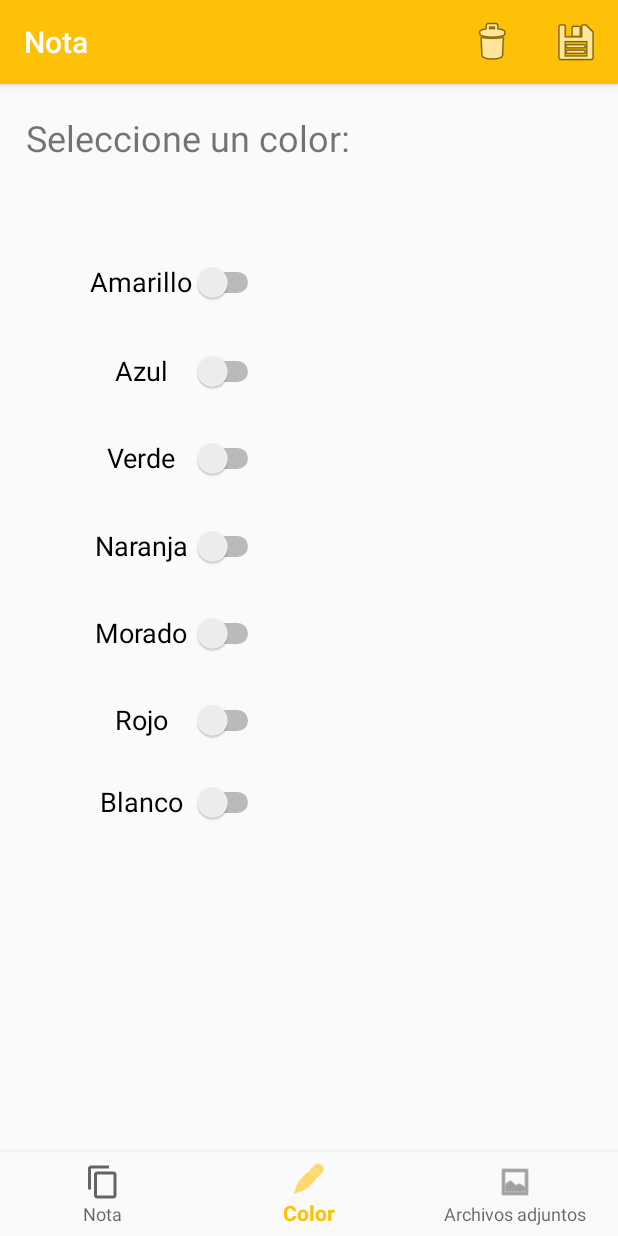
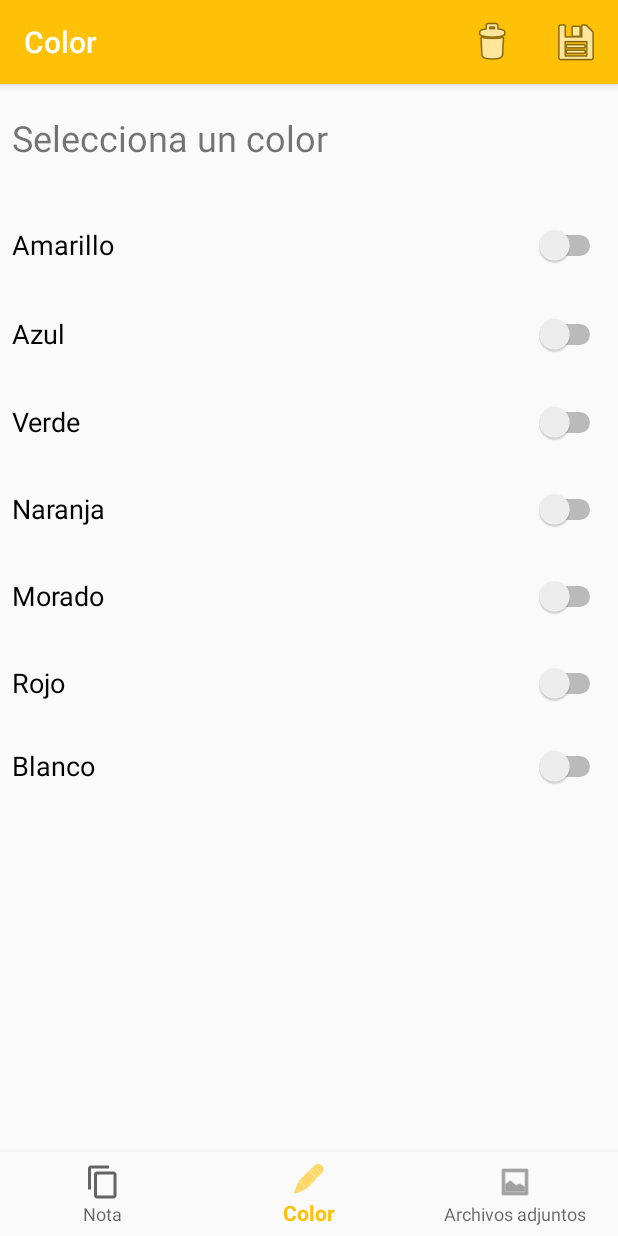
Before and after one commit to GomezIvann/SDM-KeepYourNotes, an Android app: the CrearNota screen opened directly, with no data from a screen before it, item 2 of the bottom bar chosen, on a phone screen of 412 x 824 dp. Run offline under Robolectric (Android 15) with nearby library versions, the phone set to English and light mode, and no system bars.

Commit message:
Cambios esteticos

```diff
--- a/app/src/main/java/com/example/ivan/proyectosdm/CreacionNotas/CrearNota.java
+++ b/app/src/main/java/com/example/ivan/proyectosdm/CreacionNotas/CrearNota.java
@@ -11,6 +11,7 @@ import android.view.View;
 import android.widget.TextView;
 import android.widget.Toast;
 
+import com.example.ivan.proyectosdm.Notas.Nota;
 import com.example.ivan.proyectosdm.R;
 
 public class CrearNota extends AppCompatActivity {
@@ -57,13 +58,15 @@ public class CrearNota extends AppCompatActivity {
                     fragmentTransaction1.commit();
                     return true;
                 case R.id.navigation_color:
+                    setTitle("Color");
                     FragmentTransaction fragmentTransaction2 = getSupportFragmentManager().beginTransaction();
-                    fragmentTransaction2.replace(R.id.frame, fragment2,"Nota" );
+                    fragmentTransaction2.replace(R.id.frame, fragment2,"Color" );
                     fragmentTransaction2.commit();
                     return true;
                 case R.id.navigation_adjunto:
+                    setTitle("Adjunto");
                     FragmentTransaction fragmentTransaction3 = getSupportFragmentManager().beginTransaction();
-                    fragmentTransaction3.replace(R.id.frame, fragment3,"Nota" );
+                    fragmentTransaction3.replace(R.id.frame, fragment3,"Adjunto" );
                     fragmentTransaction3.commit();
                     return true;
             }
--- a/app/src/main/java/com/example/ivan/proyectosdm/CreacionNotas/FragmentTituloContenido.java
+++ b/app/src/main/java/com/example/ivan/proyectosdm/CreacionNotas/FragmentTituloContenido.java
@@ -10,6 +10,7 @@ import android.view.View;
 import android.view.ViewGroup;
 import android.widget.EditText;
 
+import com.example.ivan.proyectosdm.Notas.Nota;
 import com.example.ivan.proyectosdm.R;
 
 /**
--- a/app/src/main/java/com/example/ivan/proyectosdm/MainActivity.java
+++ b/app/src/main/java/com/example/ivan/proyectosdm/MainActivity.java
@@ -39,8 +39,8 @@ public class MainActivity extends AppCompatActivity {
     private ArrayList<Nota> dataset() {
         //Notas de prueba: aquí se haría la lectura de la bbdd
         ArrayList<Nota> datos = new ArrayList<Nota>();
-        datos.add(new Nota("Ejemplo1", "Contenido de ejemplo"));
-        datos.add(new Nota("Ejemplo2", "Contenido de ejemplo 2"));
+        datos.add(new Nota("Ejemplo1", "Contenido de ejemplo",""));
+        datos.add(new Nota("Ejemplo2", "Contenido de ejemplo 2",""));
         return datos;
     }
 
--- a/app/src/main/res/layout/fragment_color.xml
+++ b/app/src/main/res/layout/fragment_color.xml
@@ -10,7 +10,7 @@
 
     <TextView
         android:id="@+id/textView4"
-        android:layout_width="wrap_content"
+        android:layout_width="0dp"
         android:layout_height="wrap_content"
         android:layout_marginStart="8dp"
         android:layout_marginTop="8dp"
@@ -27,33 +27,33 @@
 
     <Switch
         android:id="@+id/switchAmarillo"
-        android:layout_width="116dp"
+        android:layout_width="0dp"
         android:layout_height="40dp"
         android:layout_marginStart="8dp"
         android:layout_marginTop="8dp"
         android:layout_marginEnd="8dp"
         android:layout_marginBottom="18dp"
         android:text="@string/amarillo"
-        android:textAlignment="center"
+        android:textAlignment="viewStart"
         android:textColorLink="@android:color/holo_blue_dark"
         android:textSize="18sp"
         android:theme="@style/switchAmarillo"
         app:layout_constraintBottom_toBottomOf="parent"
         app:layout_constraintEnd_toEndOf="parent"
-        app:layout_constraintHorizontal_bias="0.186"
+        app:layout_constraintHorizontal_bias="0.0"
         app:layout_constraintStart_toStartOf="parent"
         app:layout_constraintTop_toTopOf="parent"
-        app:layout_constraintVertical_bias="0.161" />
+        app:layout_constraintVertical_bias="0.123" />
 
     <Switch
         android:id="@+id/switchAzul"
-        android:layout_width="116dp"
+        android:layout_width="0dp"
         android:layout_height="40dp"
         android:layout_marginTop="8dp"
         android:layout_marginEnd="8dp"
         android:layout_marginBottom="18dp"
         android:text="@string/azul"
-        android:textAlignment="center"
+        android:textAlignment="viewStart"
         android:textSize="18sp"
         android:theme="@style/switchAzul"
         app:layout_constraintBottom_toBottomOf="parent"
@@ -61,17 +61,17 @@
         app:layout_constraintHorizontal_bias="0.0"
         app:layout_constraintStart_toStartOf="@+id/switchAmarillo"
         app:layout_constraintTop_toTopOf="parent"
-        app:layout_constraintVertical_bias="0.253" />
+        app:layout_constraintVertical_bias="0.215" />
 
     <Switch
         android:id="@+id/switchVerde"
-        android:layout_width="116dp"
+        android:layout_width="0dp"
         android:layout_height="40dp"
         android:layout_marginTop="8dp"
         android:layout_marginEnd="8dp"
         android:layout_marginBottom="18dp"
         android:text="@string/verde"
-        android:textAlignment="center"
+        android:textAlignment="viewStart"
         android:textSize="18sp"
         android:theme="@style/switchVerde"
         app:layout_constraintBottom_toBottomOf="parent"
@@ -79,17 +79,17 @@
         app:layout_constraintHorizontal_bias="0.0"
         app:layout_constraintStart_toStartOf="@+id/switchAzul"
         app:layout_constraintTop_toTopOf="parent"
-        app:layout_constraintVertical_bias="0.343" />
+        app:layout_constraintVertical_bias="0.305" />
 
     <Switch
         android:id="@+id/switchNaranja"
-        android:layout_width="116dp"
+        android:layout_width="0dp"
         android:layout_height="40dp"
         android:layout_marginTop="8dp"
         android:layout_marginEnd="8dp"
         android:layout_marginBottom="18dp"
         android:text="@string/naranja"
-        android:textAlignment="center"
+        android:textAlignment="viewStart"
         android:textSize="18sp"
         android:theme="@style/switchNaranja"
         app:layout_constraintBottom_toBottomOf="parent"
@@ -97,17 +97,17 @@
         app:layout_constraintHorizontal_bias="0.0"
         app:layout_constraintStart_toStartOf="@+id/switchVerde"
         app:layout_constraintTop_toTopOf="parent"
-        app:layout_constraintVertical_bias="0.433" />
+        app:layout_constraintVertical_bias="0.395" />
 
     <Switch
         android:id="@+id/switchMorado"
-        android:layout_width="116dp"
+        android:layout_width="0dp"
         android:layout_height="40dp"
         android:layout_marginTop="8dp"
         android:layout_marginEnd="8dp"
         android:layout_marginBottom="18dp"
         android:text="@string/morado"
-        android:textAlignment="center"
+        android:textAlignment="viewStart"
         android:textSize="18sp"
         android:theme="@style/switchMorado"
         app:layout_constraintBottom_toBottomOf="parent"
@@ -115,17 +115,17 @@
         app:layout_constraintHorizontal_bias="0.0"
         app:layout_constraintStart_toStartOf="@+id/switchNaranja"
         app:layout_constraintTop_toTopOf="parent"
-        app:layout_constraintVertical_bias="0.523" />
+        app:layout_constraintVertical_bias="0.485" />
 
     <Switch
         android:id="@+id/switchRojo"
-        android:layout_width="116dp"
+        android:layout_width="0dp"
         android:layout_height="40dp"
         android:layout_marginTop="8dp"
         android:layout_marginEnd="8dp"
         android:layout_marginBottom="19dp"
         android:text="@string/rojo"
-        android:textAlignment="center"
+        android:textAlignment="viewStart"
         android:textSize="18sp"
         android:theme="@style/switchRojo"
         app:layout_constraintBottom_toBottomOf="parent"
@@ -133,18 +133,18 @@
         app:layout_constraintHorizontal_bias="0.0"
         app:layout_constraintStart_toStartOf="@+id/switchMorado"
         app:layout_constraintTop_toTopOf="parent"
-        app:layout_constraintVertical_bias="0.614" />
+        app:layout_constraintVertical_bias="0.576" />
 
     <Switch
         android:id="@+id/switchBlanco"
-        android:layout_width="116dp"
+        android:layout_width="0dp"
         android:layout_height="40dp"
         android:layout_marginTop="8dp"
         android:layout_marginEnd="8dp"
         android:layout_marginBottom="8dp"
         android:shadowColor="@color/cardview_dark_background"
         android:text="@string/blanco"
-        android:textAlignment="center"
+        android:textAlignment="viewStart"
         android:textSize="18sp"
         android:theme="@style/switchBlanco"
         app:layout_constraintBottom_toBottomOf="parent"
@@ -152,7 +152,7 @@
         app:layout_constraintHorizontal_bias="0.0"
         app:layout_constraintStart_toStartOf="@+id/switchRojo"
         app:layout_constraintTop_toTopOf="parent"
-        app:layout_constraintVertical_bias="0.687" />
+        app:layout_constraintVertical_bias="0.65" />
 
     <android.support.constraint.Guideline
         android:id="@+id/guideline2"
--- a/app/src/main/res/values/strings.xml
+++ b/app/src/main/res/values/strings.xml
@@ -15,7 +15,7 @@
 
     <!-- TODO: Remove or change this placeholder text -->
     <string name="hello_blank_fragment">Hello blank fragment</string>
-    <string name="seleccione">Seleccione un color:</string>
+    <string name="seleccione">Selecciona un color</string>
 
     <!--COLORES-->
     <string name="amarillo">Amarillo</string>
```
